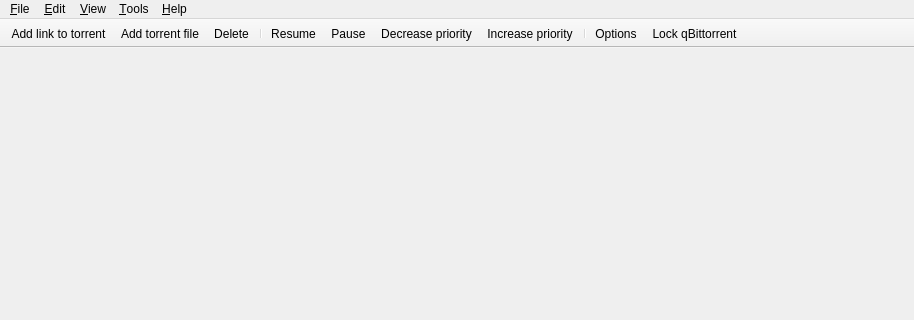
The window that src/mainwindow.ui (SysAdminDoc/qBittorrent-Vanced) describes before a commit, drawn with Qt 5; both pictures show x 0 to 914 and y 0 to 320 of the 914 by 563 pixel window.
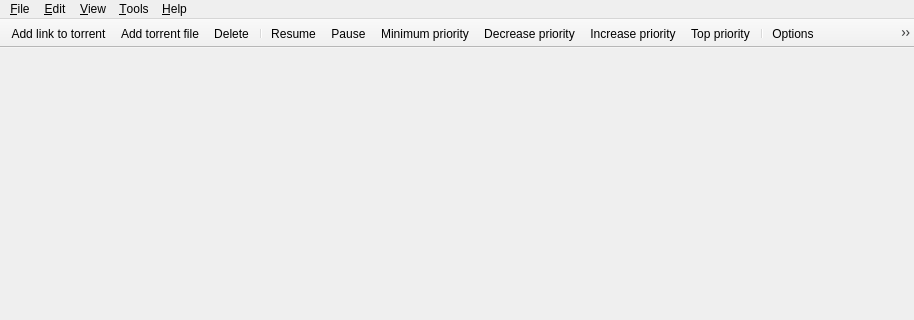
The same window after the commit. Icons and pictures are not drawn.

Commit message: Add hotkeys and buttons for Top and Bottom priorities

Patch:
```diff
--- a/src/mainwindow.ui
+++ b/src/mainwindow.ui
@@ -130,8 +130,11 @@
    <addaction name="separator"/>
    <addaction name="actionStart"/>
    <addaction name="actionPause"/>
+   <!--Dynamic separator from mainwindow.cpp-->
+   <addaction name="actionBottomPriority"/>
    <addaction name="actionDecreasePriority"/>
    <addaction name="actionIncreasePriority"/>
+   <addaction name="actionTopPriority"/>
    <addaction name="separator"/>
    <addaction name="actionOptions"/>
    <addaction name="actionLock_qBittorrent"/>
@@ -224,6 +227,22 @@
     <string>Set global upload limit...</string>
    </property>
   </action>
+  <action name="actionBottomPriority">
+   <property name="text">
+    <string>Minimum priority</string>
+   </property>
+   <property name="visible">
+    <bool>true</bool>
+   </property>
+  </action>
+  <action name="actionTopPriority">
+   <property name="text">
+    <string>Top priority</string>
+   </property>
+   <property name="visible">
+    <bool>true</bool>
+   </property>
+  </action>
   <action name="actionDecreasePriority">
    <property name="text">
     <string>Decrease priority</string>
```
Left out of the diff: 7 changed lines with no effect on the pictures. The commit also changes 1 other file.
